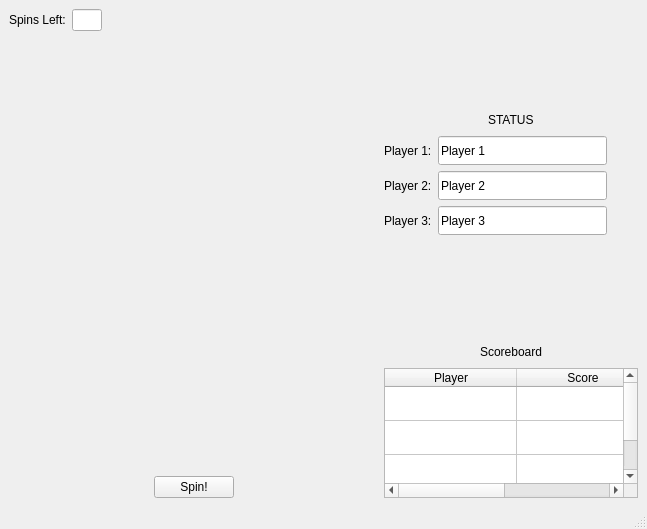
The window that WheelOfFortuneBoard.ui (mwstrfld/WheelOfJeopardy) describes before a commit, drawn with Qt 5.
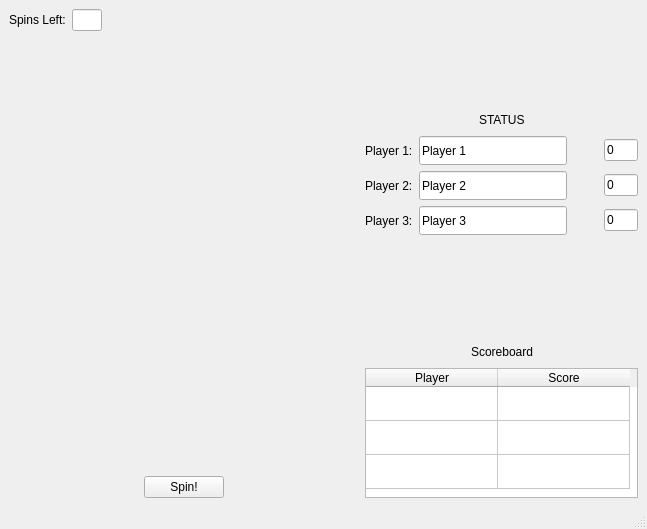
The same window after the commit. Icons and pictures are not drawn.

Commit message: Fixed crash, created token counters, and added category display.

Patch:
```diff
--- a/WheelOfFortuneBoard.ui
+++ b/WheelOfFortuneBoard.ui
@@ -262,13 +262,13 @@
          <widget class="QLineEdit" name="player1NameLineEdit">
           <property name="minimumSize">
            <size>
-            <width>169</width>
+            <width>148</width>
             <height>29</height>
            </size>
           </property>
           <property name="maximumSize">
            <size>
-            <width>169</width>
+            <width>148</width>
             <height>29</height>
            </size>
           </property>
@@ -311,6 +311,13 @@
           </property>
          </widget>
         </item>
+        <item>
+         <widget class="QLineEdit" name="player1TokenCountLineEdit">
+          <property name="text">
+           <string>0</string>
+          </property>
+         </widget>
+        </item>
        </layout>
       </item>
       <item>
@@ -326,13 +333,13 @@
          <widget class="QLineEdit" name="player2NameLineEdit">
           <property name="minimumSize">
            <size>
-            <width>169</width>
+            <width>148</width>
             <height>29</height>
            </size>
           </property>
           <property name="maximumSize">
            <size>
-            <width>169</width>
+            <width>148</width>
             <height>29</height>
            </size>
           </property>
@@ -375,6 +382,13 @@
           </property>
          </widget>
         </item>
+        <item>
+         <widget class="QLineEdit" name="player2TokenCountLineEdit">
+          <property name="text">
+           <string>0</string>
+          </property>
+         </widget>
+        </item>
        </layout>
       </item>
       <item>
@@ -390,13 +404,13 @@
          <widget class="QLineEdit" name="player3NameLineEdit">
           <property name="minimumSize">
            <size>
-            <width>169</width>
+            <width>148</width>
             <height>29</height>
            </size>
           </property>
           <property name="maximumSize">
            <size>
-            <width>169</width>
+            <width>148</width>
             <height>29</height>
            </size>
           </property>
@@ -439,6 +453,13 @@
           </property>
          </widget>
         </item>
+        <item>
+         <widget class="QLineEdit" name="player3TokenCountLineEdit">
+          <property name="text">
+           <string>0</string>
+          </property>
+         </widget>
+        </item>
        </layout>
       </item>
       <item>
```
Left out of the diff: 6 changed lines with no effect on the pictures. The commit also changes 5 other files.
